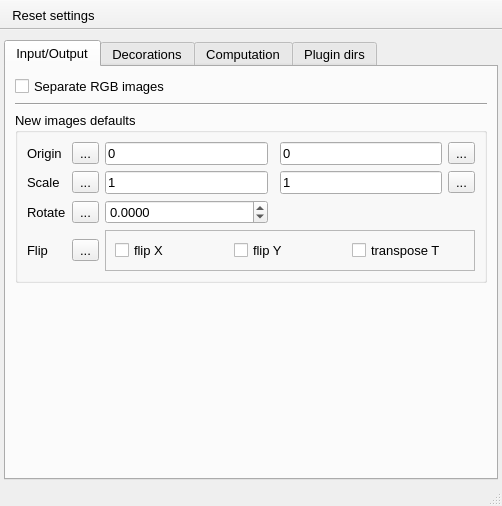
First picture: the form in UIs/nPreferences.ui, repository NeutrinoToolkit/Neutrino, before the edit.
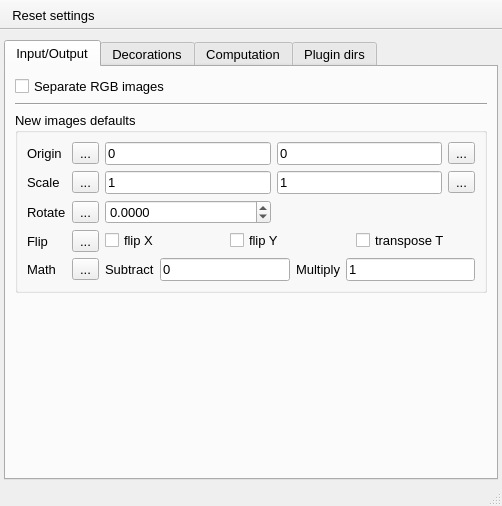
Second picture: the form after the edit. Icons and pictures are not drawn.

The edit to the form file:
```diff
--- a/UIs/nPreferences.ui
+++ b/UIs/nPreferences.ui
@@ -101,7 +101,7 @@
              </property>
             </widget>
            </item>
-           <item row="1" column="5">
+           <item row="1" column="4">
             <widget class="QToolButton" name="getScale">
              <property name="toolTip">
               <string>get scale from current image</string>
@@ -110,7 +110,7 @@
               <string>...</string>
              </property>
              <property name="icon">
-              <iconset resource="../../build-neutrinoMaster-Brew-Release/src/qrc/icons.qrc">
+              <iconset resource="../../build-neutrinoMaster-Brew-Debug/src/qrc/icons.qrc">
                <normaloff>:/icons/autoRefresh.png</normaloff>:/icons/autoRefresh.png</iconset>
              </property>
             </widget>
@@ -124,7 +124,7 @@
               <string>...</string>
              </property>
              <property name="icon">
-              <iconset resource="../../build-neutrinoMaster-Brew-Release/src/qrc/icons.qrc">
+              <iconset resource="../../build-neutrinoMaster-Brew-Debug/src/qrc/icons.qrc">
                <normaloff>:/icons/lockOpen.png</normaloff>
                <normalon>:/icons/lockClose.png</normalon>:/icons/lockOpen.png</iconset>
              </property>
@@ -148,6 +148,13 @@
              </property>
             </widget>
            </item>
+           <item row="4" column="0">
+            <widget class="QLabel" name="label_7">
+             <property name="text">
+              <string>Math</string>
+             </property>
+            </widget>
+           </item>
            <item row="1" column="1">
             <widget class="QToolButton" name="lockScale">
              <property name="toolTip">
@@ -157,7 +164,7 @@
               <string>...</string>
              </property>
              <property name="icon">
-              <iconset resource="../../build-neutrinoMaster-Brew-Release/src/qrc/icons.qrc">
+              <iconset resource="../../build-neutrinoMaster-Brew-Debug/src/qrc/icons.qrc">
                <normaloff>:/icons/lockOpen.png</normaloff>
                <normalon>:/icons/lockClose.png</normalon>:/icons/lockOpen.png</iconset>
              </property>
@@ -169,7 +176,7 @@
              </property>
             </widget>
            </item>
-           <item row="0" column="4">
+           <item row="0" column="3">
             <widget class="QLineEdit" name="originY">
              <property name="toolTip">
               <string>origin y</string>
@@ -182,7 +189,7 @@
              </property>
             </widget>
            </item>
-           <item row="0" column="5">
+           <item row="0" column="4">
             <widget class="QToolButton" name="getOrigin">
              <property name="toolTip">
               <string>get origin from current image</string>
@@ -191,12 +198,12 @@
               <string>...</string>
              </property>
              <property name="icon">
-              <iconset resource="../../build-neutrinoMaster-Brew-Release/src/qrc/icons.qrc">
+              <iconset resource="../../build-neutrinoMaster-Brew-Debug/src/qrc/icons.qrc">
                <normaloff>:/icons/autoRefresh.png</normaloff>:/icons/autoRefresh.png</iconset>
              </property>
             </widget>
            </item>
-           <item row="1" column="4">
+           <item row="1" column="3">
             <widget class="QLineEdit" name="scaleY">
              <property name="toolTip">
               <string>scale y</string>
@@ -246,6 +253,27 @@
              </property>
             </widget>
            </item>
+           <item row="4" column="1">
+            <widget class="QToolButton" name="lockMath">
+             <property name="toolTip">
+              <string>lock scale forn newly opened images</string>
+             </property>
+             <property name="text">
+              <string>...</string>
+             </property>
+             <property name="icon">
+              <iconset resource="../../build-neutrinoMaster-Brew-Debug/src/qrc/icons.qrc">
+               <normaloff>:/icons/lockOpen.png</normaloff>
+               <normalon>:/icons/lockClose.png</normalon>:/icons/lockOpen.png</iconset>
+             </property>
+             <property name="checkable">
+              <bool>true</bool>
+             </property>
+             <property name="neutrinoSave" stdset="0">
+              <bool>true</bool>
+             </property>
+            </widget>
+           </item>
            <item row="2" column="2">
             <widget class="QDoubleSpinBox" name="rotate">
              <property name="decimals">
@@ -271,7 +299,7 @@
               <string>...</string>
              </property>
              <property name="icon">
-              <iconset resource="../../build-neutrinoMaster-Brew-Release/src/qrc/icons.qrc">
+              <iconset resource="../../build-neutrinoMaster-Brew-Debug/src/qrc/icons.qrc">
                <normaloff>:/icons/lockOpen.png</normaloff>
                <normalon>:/icons/lockClose.png</normalon>:/icons/lockOpen.png</iconset>
              </property>
@@ -292,7 +320,7 @@
               <string>...</string>
              </property>
              <property name="icon">
-              <iconset resource="../../build-neutrinoMaster-Brew-Release/src/qrc/icons.qrc">
+              <iconset resource="../../build-neutrinoMaster-Brew-Debug/src/qrc/icons.qrc">
                <normaloff>:/icons/lockOpen.png</normaloff>
                <normalon>:/icons/lockClose.png</normalon>:/icons/lockOpen.png</iconset>
              </property>
@@ -304,15 +332,73 @@
              </property>
             </widget>
            </item>
-           <item row="3" column="2" colspan="4">
-            <widget class="QFrame" name="frame">
-             <property name="frameShape">
-              <enum>QFrame::StyledPanel</enum>
-             </property>
-             <property name="frameShadow">
-              <enum>QFrame::Raised</enum>
-             </property>
+           <item row="4" column="2" colspan="3">
+            <widget class="QWidget" name="widget_2" native="true">
+             <layout class="QHBoxLayout" name="horizontalLayout_3">
+              <property name="leftMargin">
+               <number>0</number>
+              </property>
+              <property name="topMargin">
+               <number>0</number>
+              </property>
+              <property name="rightMargin">
+               <number>0</number>
+              </property>
+              <property name="bottomMargin">
+               <number>0</number>
+              </property>
+              <item>
+               <widget class="QLabel" name="label_12">
+                <property name="text">
+                 <string>Subtract</string>
+                </property>
+               </widget>
+              </item>
+              <item>
+               <widget class="QLineEdit" name="subtract">
+                <property name="text">
+                 <string>0</string>
+                </property>
+                <property name="neutrinoSave" stdset="0">
+                 <bool>true</bool>
+                </property>
+               </widget>
+              </item>
+              <item>
+               <widget class="QLabel" name="label_13">
+                <property name="text">
+                 <string>Multiply</string>
+                </property>
+               </widget>
+              </item>
+              <item>
+               <widget class="QLineEdit" name="multiply">
+                <property name="text">
+                 <string>1</string>
+                </property>
+                <property name="neutrinoSave" stdset="0">
+                 <bool>true</bool>
+                </property>
+               </widget>
+              </item>
+             </layout>
+            </widget>
+           </item>
+           <item row="3" column="2" colspan="3">
+            <widget class="QWidget" name="widget_1" native="true">
              <layout class="QHBoxLayout" name="horizontalLayout">
+              <property name="leftMargin">
+               <number>0</number>
+              </property>
+              <property name="topMargin">
+               <number>0</number>
+              </property>
+              <property name="rightMargin">
+               <number>0</number>
+              </property>
+              <property name="bottomMargin">
+               <number>0</number>
+              </property>
               <item>
                <widget class="QCheckBox" name="flipX">
                 <property name="text">
@@ -913,7 +999,7 @@
            <string>...</string>
           </property>
           <property name="icon">
-           <iconset resource="../../build-neutrinoMaster-Brew-Release/src/qrc/icons.qrc">
+           <iconset resource="../../build-neutrinoMaster-Brew-Debug/src/qrc/icons.qrc">
             <normaloff>:/icons/remove.png</normaloff>:/icons/remove.png</iconset>
           </property>
          </widget>
@@ -927,7 +1013,7 @@
            <string>...</string>
           </property>
           <property name="icon">
-           <iconset resource="../../build-neutrinoMaster-Brew-Release/src/qrc/icons.qrc">
+           <iconset resource="../../build-neutrinoMaster-Brew-Debug/src/qrc/icons.qrc">
             <normaloff>:/icons/plus.png</normaloff>:/icons/plus.png</iconset>
           </property>
          </widget>
```
Left out of the diff: 2 changed lines with no effect on the pictures.
